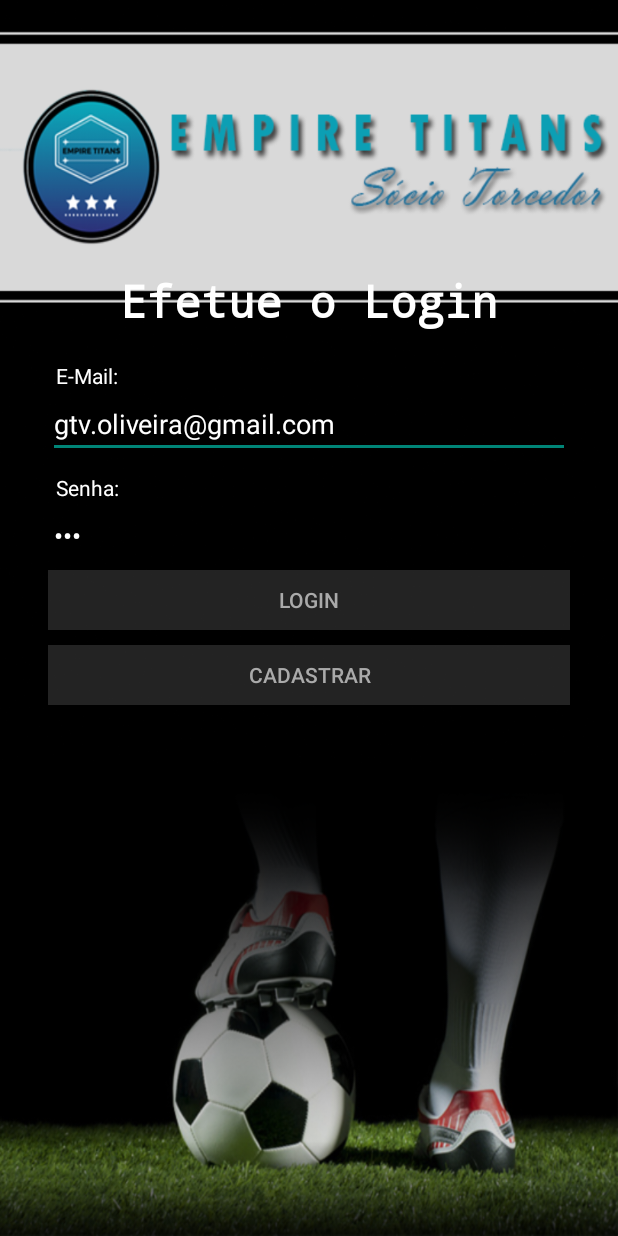
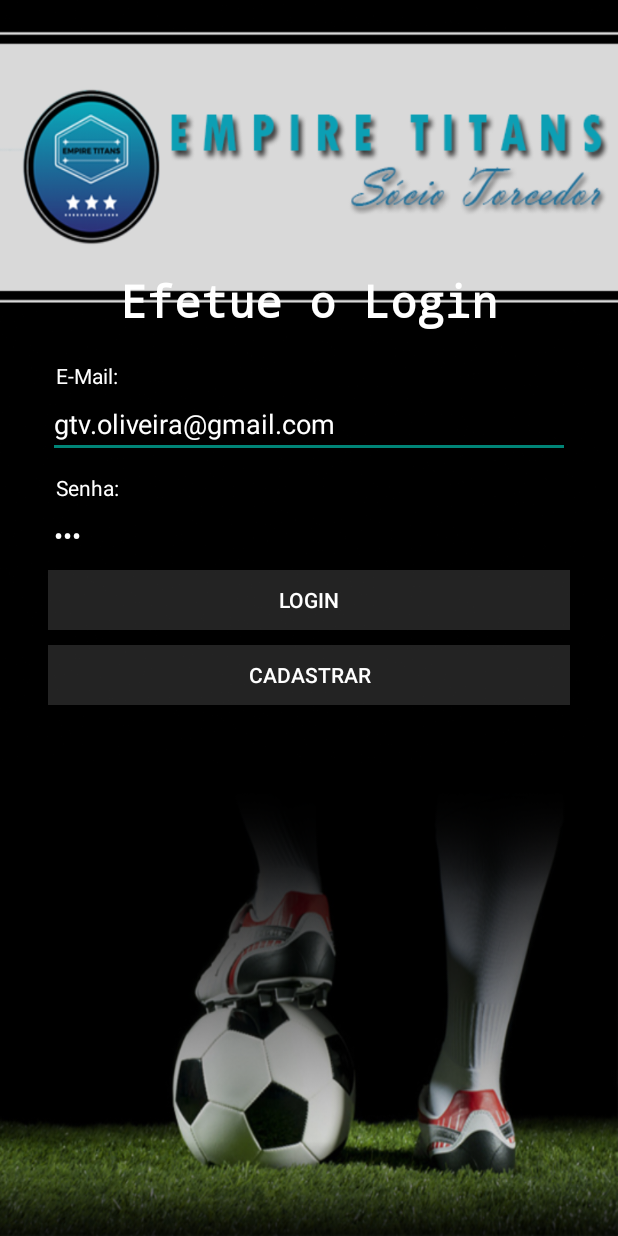
Before and after one commit to oliveira33/EmpireTitansSocioTorcedor, an Android app: the screen it shows after launch (Login), on a phone screen of 412 x 824 dp. Run offline under Robolectric (Android 15) with nearby library versions, the phone set to English and light mode, and no system bars.

Commit message:
Imagens Implementadas

```diff
--- a/app/src/main/java/com/example/gustavooliveira/empiretitanssociotorcedor/Adapters/JogoAdapter.java
+++ b/app/src/main/java/com/example/gustavooliveira/empiretitanssociotorcedor/Adapters/JogoAdapter.java
@@ -10,6 +10,7 @@ import android.widget.ImageView;
 import android.widget.TextView;
 import android.widget.Toast;
 
+import com.example.gustavooliveira.empiretitanssociotorcedor.Adapters.MyMap.MyMap;
 import com.example.gustavooliveira.empiretitanssociotorcedor.Models.Partida;
 import com.example.gustavooliveira.empiretitanssociotorcedor.R;
 
@@ -22,10 +23,12 @@ public class JogoAdapter extends RecyclerView.Adapter {
 
     private List<Partida> list;
     private Context context;
+    private Map<String, Integer> imagens;
 
     public JogoAdapter(List<Partida> list, Context context) {
         this.list = list;
         this.context = context;
+        imagens = new MyMap().gerarMap();
     }
 
     @NonNull
@@ -38,6 +41,7 @@ public class JogoAdapter extends RecyclerView.Adapter {
     public void onBindViewHolder(@NonNull RecyclerView.ViewHolder nHolder, int position) {
         NossoViewHolder holder = (NossoViewHolder) nHolder;
         Partida p = list.get(position);
+        holder.imagem.setImageResource(imagens.get(p.getClube().getNome()));
         holder.rival.setText(p.getClube().getNome());
         holder.local.setText(p.getLocal());
         SimpleDateFormat sdf = new SimpleDateFormat("dd/MM/yyyy");
@@ -61,6 +65,7 @@ public class JogoAdapter extends RecyclerView.Adapter {
             rival = (TextView) itemView.findViewById(R.id.txtCardJogoRival);
             local = (TextView) itemView.findViewById(R.id.txtCardJogoLocal);
             data = (TextView) itemView.findViewById(R.id.txtCardJogoData);
+            imagem = (ImageView) itemView.findViewById(R.id.imgCardJogoRival);
             itemView.setOnClickListener(new View.OnClickListener() {
                 @Override
                 public void onClick(View v) {
--- a/app/src/main/res/layout/activity_cadastro.xml
+++ b/app/src/main/res/layout/activity_cadastro.xml
@@ -126,7 +126,7 @@
                     android:layout_height="wrap_content"
                     android:ems="10"
                     android:hint="Insira sua data de nascimento"
-                    android:inputType="date"
+                    android:inputType="number"
                     android:textColor="@android:color/background_light" />
 
                 <TextView
--- a/app/src/main/res/layout/activity_login.xml
+++ b/app/src/main/res/layout/activity_login.xml
@@ -101,7 +101,7 @@
             android:layout_marginBottom="10dp"
             android:background="#37a4a4a4"
             android:text="Login"
-            android:textColor="@android:color/darker_gray" />
+            android:textColor="#ffffff" />
 
         <Button
             android:id="@+id/btCadastrar"
@@ -109,7 +109,7 @@
             android:layout_height="40dp"
             android:background="#37a3a3a3"
             android:text="Cadastrar"
-            android:textColor="@android:color/darker_gray" />
+            android:textColor="@android:color/background_light" />
 
     </LinearLayout>
 
```
Also changed, not shown: app/src/main/java/com/example/gustavooliveira/empiretitanssociotorcedor/Adapters/HistoricoAdapter.java (+8 -1 lines), app/src/main/java/com/example/gustavooliveira/empiretitanssociotorcedor/Adapters/IngressoAdapter.java (+8 -0 lines), app/src/main/java/com/example/gustavooliveira/empiretitanssociotorcedor/Adapters/MyMap/MyMap.java (added, +25 -0 lines), app/src/main/res/drawable-v21/clube_aletic_celtic.png (added), app/src/main/res/drawable-v21/clube_dallas.png (added), app/src/main/res/drawable-v21/clube_dundee.png (added), app/src/main/res/drawable-v21/clube_hamilton.png (added), app/src/main/res/drawable-v21/clube_livingston.png (added), app/src/main/res/drawable-v21/clube_parani.png (added), app/src/main/res/drawable-v21/clube_rangers.png (added), app/src/main/res/drawable-v21/clube_real_salt_lake.png (added), app/src/main/res/drawable-v21/clube_toronto.png (added).
